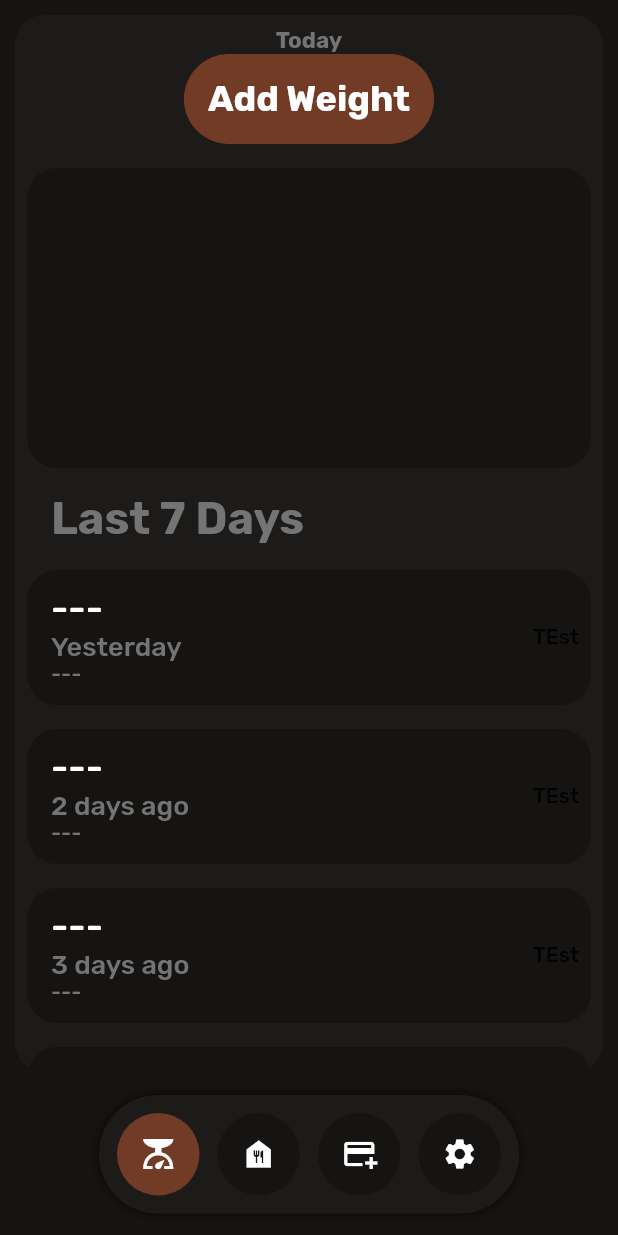
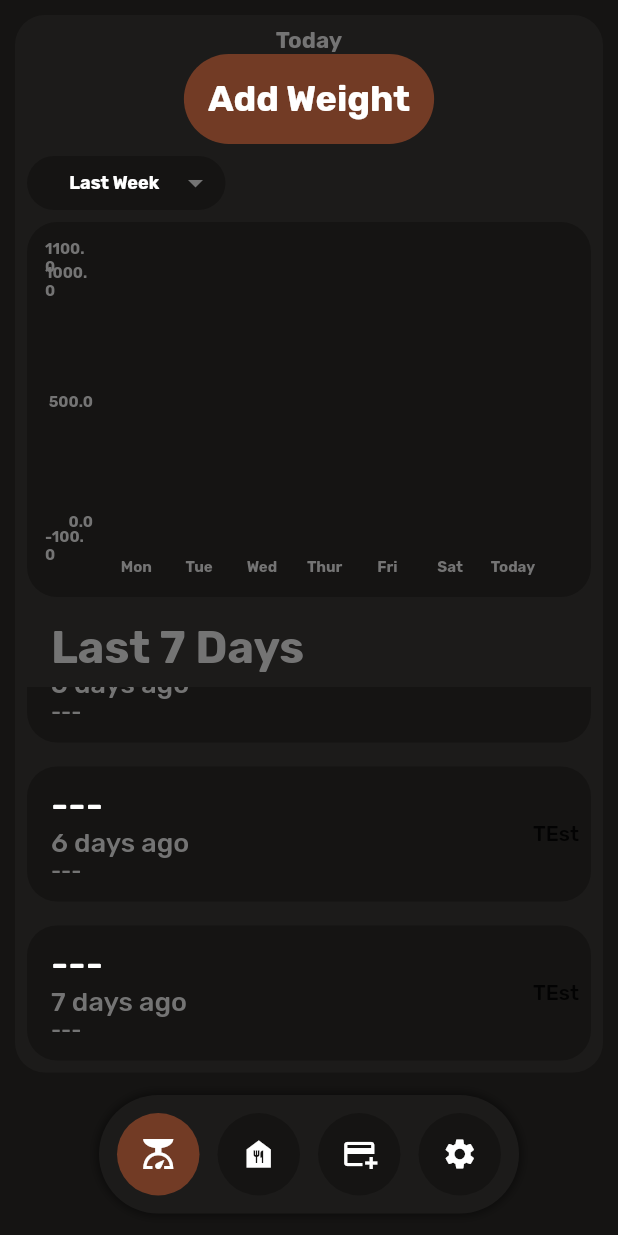
Before and after one commit to GregPeroutka/HealthJournalApp, a Flutter app: the screen it shows once a user with an empty profile is signed in, on a phone screen of 412 x 824 dp. Run offline on Flutter 3.47's test engine with Material 2 defaults, Android fonts, the phone set to English and light mode, and no system bars; drawn by our look-alikes of fl_chart; our stand-ins replace cloud_firestore, firebase_auth, firebase_core; accounts and stored records are empty; generated files the repository leaves out were written again.

Commit message:
First version of graph working. Updated WeightPageViewModel a little

```diff
--- /dev/null
+++ b/lib/types/weight_types.dart
@@ -0,0 +1,7 @@
+enum GraphTimeSpan {
+  week,
+  month,
+  sixMonths,
+  year,
+  allTime
+}
--- a/lib/view_models/weight_page_view_model.dart
+++ b/lib/view_models/weight_page_view_model.dart
@@ -1,18 +1,33 @@
 import 'package:cloud_firestore/cloud_firestore.dart';
+import 'package:flutter/material.dart';
 import 'package:my_health_journal/models/database_model.dart';
 import 'package:my_health_journal/types/database_types.dart';
 
 class WeightPageViewModel {
 
   static List<WeightData> _currentData = List<WeightData>.empty();
-  static bool _isDataLoaded = false;
+  static List<WeightData> get currentData => _currentData;
 
-  static Future<bool> loadData() async {
-    _isDataLoaded = false;
+  static WeightData? _todaysWeightData;
+  static WeightData? get todaysWeightData => _todaysWeightData;
+
+  static Future loadData() async {
+    DateTime curTime = DateTime.now();
+
     _currentData = await DatabaseModel.getWeightData();
-    _isDataLoaded = true;
 
-    return false;
+    try {
+      _todaysWeightData = _currentData.firstWhere((element) {
+        DateTime elementDateTime = element.timestamp.toDate();
+
+        return elementDateTime.year == curTime.year &&
+          elementDateTime.month == curTime.month &&
+          elementDateTime.day == curTime.day;
+      });
+    } on StateError catch (e){
+      _todaysWeightData = null;
+      debugPrint(e.toString());
+    }
   }
 
   static Future writeTodaysWeightData(double weight) async {
@@ -49,14 +64,10 @@ class WeightPageViewModel {
 
   static List<WeightData?> getLastNDaysWeightData(int n) {
 
-    if(!_isDataLoaded) {
-      return List<WeightData?>.filled(n, null);
-    }
-
     DateTime curTime = DateTime.now();
     List<WeightData?> curWeightData = List<WeightData?>.empty(growable: true);
 
-    for (int i = 1; i <= n; i++) {
+    for (int i = n; i >= 0; i--) {
       // get (today - i days)'s weight data
       Iterable<WeightData> it = _currentData.where((element) {
         DateTime elementDateTime = element.timestamp.toDate();
@@ -77,23 +88,4 @@ class WeightPageViewModel {
     return curWeightData;
   }
 
-  static WeightData? getTodaysWeightData() {
-    DateTime curTime = DateTime.now();
-
-    WeightData? todaysWeightData;
-    try {
-      todaysWeightData = _currentData.firstWhere((element) {
-        DateTime elementDateTime = element.timestamp.toDate();
-
-        return elementDateTime.year == curTime.year &&
-              elementDateTime.month == curTime.month &&
-              elementDateTime.day == curTime.day;
-      });
-    } on StateError {
-      return null;
-    }
-
-    return todaysWeightData;
-  }
-
 }
--- /dev/null
+++ b/lib/views/pages/weight_page/weight_graph.dart
@@ -0,0 +1,338 @@
+import 'package:cloud_firestore/cloud_firestore.dart';
+import 'package:fl_chart/fl_chart.dart';
+import 'package:flutter/material.dart';
+import 'package:intl/intl.dart';
+import 'package:my_health_journal/color_palette.dart';
+import 'package:my_health_journal/types/database_types.dart';
+import 'package:my_health_journal/types/weight_types.dart';
+import 'package:my_health_journal/view_models/weight_page_view_model.dart';
+
+class WeightGraph extends StatefulWidget {
+  const WeightGraph({
+    super.key,
+    required this.timeSpan
+  });
+
+  final GraphTimeSpan timeSpan;
+
+  @override
+  State<WeightGraph> createState() => _WeightGraphState();
+}
+
+class _WeightGraphState extends State<WeightGraph> {
+  final double _borderRadius = 20;
+
+  static const int weekLength = 7;
+  static const int monthLength = 31;
+  static const int sixMonthsLength = 6 * 31;
+  static const int yearLength = 365;
+
+  static const double defaultMinWeight = 0;
+  static const double defaultMaxWeight = 1000;
+
+  static const Duration animationDuration = Duration(milliseconds: 500);
+  static const Curve animationCurve = Curves.decelerate;
+  static const double barWidth = 5;
+
+  final DateFormat _monthFormatter = DateFormat('MMM d');
+  final DateFormat _sixMonthFormatter = DateFormat('MMM');
+  final DateFormat _yearFormatter = DateFormat("MMM, ''yy");
+  final DateFormat _allTimeFormatter = DateFormat("MMM dd, ''yy");
+
+  GraphTimeSpan _span = GraphTimeSpan.week;
+
+  int _days = 0;
+  List<WeightData?> _weightData = List.empty();
+
+  AxisTitles _bottomAxisTitles = const AxisTitles();
+  List<LineChartBarData> _barData = List.empty();
+  LineTouchData _lineTouchData = const LineTouchData();
+
+  double _minWeight = defaultMinWeight;
+  double _maxWeight = defaultMaxWeight;
+  double _verticalMargins = 0;
+
+  @override
+  Widget build(BuildContext context) {
+
+    _span = widget.timeSpan;
+
+    _days = _getDays();
+    _weightData = WeightPageViewModel.getLastNDaysWeightData(_days);
+    _bottomAxisTitles = _getBottomAxisTitles();
+    _barData = _getBarData();
+    _lineTouchData = _getLineTouchData();
+
+    _minWeight = getMinWeight(_weightData);
+    _maxWeight = getMaxWeight(_weightData);
+    _verticalMargins = (_maxWeight - _minWeight) / 10;
+
+    return Container(
+      margin: const EdgeInsets.all(8.0),
+      padding: const EdgeInsets.fromLTRB(12, 24, 12, 12),
+      decoration: BoxDecoration(
+        color: ColorPalette.currentColorPalette.primaryBackground,
+        borderRadius: BorderRadius.circular(_borderRadius),
+      ),
+      constraints: const BoxConstraints(maxHeight: 250),
+
+      child: LineChart(
+        LineChartData(
+          borderData: FlBorderData(
+            show: false,
+          ),
+
+          minX: -0.5,
+          maxX: _days.toDouble(),
+          minY: double.parse((_minWeight - _verticalMargins).toStringAsFixed(1)),
+          maxY: double.parse((_maxWeight + _verticalMargins).toStringAsFixed(1)),
+
+          lineBarsData: _barData,
+          lineTouchData: _lineTouchData,
+          gridData: const FlGridData(show: false),
+          titlesData: FlTitlesData(
+            leftTitles: _getLeftAxisTitles(),
+            bottomTitles: _bottomAxisTitles,
+            rightTitles: _getRightAxisTitles(),
+            topTitles: const AxisTitles(sideTitles: SideTitles(showTitles: false)),
+          ),
+        ),
+        duration: animationDuration,
+        curve: animationCurve
+      )
+    );
+  }
+
+  int _getDays() {
+    switch (_span) {
+      case GraphTimeSpan.week:
+        return weekLength - 1;
+      case GraphTimeSpan.month:
+        return monthLength - 1;
+      case GraphTimeSpan.sixMonths:
+        return sixMonthsLength - 1;
+      case GraphTimeSpan.year:
+        return yearLength - 1;
+      case GraphTimeSpan.allTime:
+        int days = 0;
+        for(WeightData? element in WeightPageViewModel.currentData) {
+          if(element == null) continue;
+
+          int tempDays = Timestamp.now().toDate().difference(element.timestamp.toDate()).inDays;
+          if(tempDays > days) {
+            days = tempDays;
+          }
+        }
+        return days + 1;
+    }
+  }
+
+  AxisTitles _getLeftAxisTitles() {
+    return AxisTitles(
+      sideTitles: SideTitles(
+        showTitles: true,
+        reservedSize: 40,
+        getTitlesWidget: (value, meta) {
+          return SideTitleWidget(
+            axisSide: AxisSide.left,
+            child: Text(
+              value.toString(),
+              style: TextStyle(
+                fontSize: 10,
+                fontWeight: FontWeight.bold,
+                color: ColorPalette.currentColorPalette.hintText,
+              )
+            )
+          );
+        },
+      )
+    );
+  }
+
+  AxisTitles _getRightAxisTitles() {
+    return const AxisTitles(
+      axisNameSize: 40,
+      axisNameWidget: Text('')
+    );
+  }
+
+  AxisTitles _getBottomAxisTitles() {
+    double interval = 1;
+    switch (_span) {
+
+      case GraphTimeSpan.week:
+        interval = 1;
+      case GraphTimeSpan.month:
+        interval = 5;
+      case GraphTimeSpan.sixMonths:
+        interval = _days / 5;
+      case GraphTimeSpan.year:
+        interval = _days / 5;
+      case GraphTimeSpan.allTime:
+        interval = _days / 3;
+    }
+
+    return AxisTitles(
+      sideTitles: SideTitles(
+        showTitles: true,
+        interval: interval,
+        getTitlesWidget: ((value, meta) {
+
+          DateTime now = DateTime.now();
+
+          if(value == -0.5) {
+            return const Text('');
+          }
+          if(value == _days) {
+            return bottomLabel('Today');
+          }
+
+          switch (_span) {
+            case GraphTimeSpan.week:
+              int temp = (value.toInt() + DateTime.now().weekday) % 7 + 1;
+              return bottomLabel(getWeekDayAbreviation(temp));
+
+            case GraphTimeSpan.month:
+              return bottomLabel(_monthFormatter.format(now.subtract(Duration(days: _days - value.toInt()))));
+
+            case GraphTimeSpan.sixMonths:
+              return bottomLabel(_sixMonthFormatter.format(now.subtract(Duration(days: _days - value.toInt()))));
+
+            case GraphTimeSpan.year:
+              return bottomLabel(_yearFormatter.format(now.subtract(Duration(days: _days - value.toInt()))));
+
+            case GraphTimeSpan.allTime:
+              return bottomLabel(_allTimeFormatter.format(now.subtract(Duration(days: _days - value.toInt()))));
+          }
+
+        })
+      ),
+    );
+  }
+
+  List<LineChartBarData> _getBarData() {
+    return [
+      LineChartBarData(
+        barWidth: barWidth,
+        dotData: const FlDotData(show: false),
+        color: ColorPalette.currentColorPalette.primary,
+        isCurved: true,
+        spots: _getFlSpots())
+    ];
+  }
+
+  List<FlSpot> _getFlSpots() {
+    List<FlSpot> spots = List.empty(growable: true);
+
+    for (int i = 0; i < _days; i += 1) {
+      if (_weightData[i] != null) {
+        spots.add(FlSpot(i.toDouble(), _weightData[i]!.weight));
+      }
+    }
+    if (WeightPageViewModel.todaysWeightData != null) {
+      spots.add(FlSpot(_days.toDouble(), WeightPageViewModel.todaysWeightData!.weight));
+    }
+
+    return spots;
+  }
+
+  SideTitleWidget bottomLabel(String label) {
+    return SideTitleWidget(
+      axisSide: AxisSide.bottom,
+      child: Text(
+        label,
+        style: TextStyle(
+          fontSize: 10,
+          fontWeight: FontWeight.bold,
+          color: ColorPalette.currentColorPalette.hintText,
+        )
+      ),
+    );
+  }
+
+  String getWeekDayAbreviation(int weekDay) {
+    switch(weekDay) {
+      case 1:
+        return 'Mon';
+      case 2:
+        return 'Tue';
+      case 3:
+        return 'Wed';
+      case 4:
+        return 'Thur';
+      case 5:
+        return 'Fri';
+      case 6:
+        return 'Sat';
+      case 7:
+        return 'Sun';
+      default:
+        return '';
+    }
+  }
+
+  double getMinWeight(List<WeightData?> data) {
+    double minWeight = defaultMinWeight;
+    for (WeightData? element in data) {
+      if (element != null) {
+        if (minWeight == defaultMinWeight) {
+          minWeight = element.weight;
+        } else if (element.weight < minWeight) {
+          minWeight = element.weight;
+        }
+      }
+    }
+    return minWeight;
+  }
+
+  double getMaxWeight(List<WeightData?> data) {
+    double maxWeight = defaultMaxWeight;
+    for (WeightData? element in data) {
+      if (element != null) {
+        if (maxWeight == defaultMaxWeight) {
+          maxWeight = element.weight;
+        } else if (element.weight > maxWeight) {
+          maxWeight = element.weight;
+        }
+      }
+    }
+    return maxWeight;
+  }
+
+  LineTouchData _getLineTouchData() {
+    return LineTouchData(
+      touchTooltipData: LineTouchTooltipData(
+        tooltipBgColor: ColorPalette.currentColorPalette.secondaryBackground,
+        tooltipBorder: BorderSide(
+          color: ColorPalette.currentColorPalette.primaryBackground,
+        ),
+        getTooltipItems: _getTooltipItems
+      )
+    );
+  }
+
+  List<LineTooltipItem> _getTooltipItems(List<LineBarSpot> barSpots) {
+    List<LineTooltipItem> items = List.empty(growable: true);
+
+    for(LineBarSpot spot in barSpots) {
+      WeightData? curData = _weightData[spot.x.toInt()];
+      if(curData != null) {
+        items.add(
+          LineTooltipItem(
+            '${curData.weight.toString()} lbs\n',
+            TextStyle(
+              color: ColorPalette.currentColorPalette.text
+            ),
+            children: [
+              TextSpan(
+                text: _monthFormatter.format(curData.timestamp.toDate())
+              )
+            ]
+          )
+        );
+      }
+    }
+
+    return items;
+  }
+}
--- a/lib/views/pages/weight_page/weight_page.dart
+++ b/lib/views/pages/weight_page/weight_page.dart
@@ -3,8 +3,10 @@ import 'package:flutter/material.dart';
 import 'package:intl/intl.dart';
 import 'package:my_health_journal/color_palette.dart';
 import 'package:my_health_journal/types/database_types.dart';
+import 'package:my_health_journal/types/weight_types.dart';
 import 'package:my_health_journal/view_models/weight_page_view_model.dart';
 import 'package:my_health_journal/views/pages/weight_page/weight_dialog.dart';
+import 'package:my_health_journal/views/pages/weight_page/weight_graph.dart';
 
 class WeightPage extends StatefulWidget {
   const WeightPage({super.key});
@@ -26,10 +28,12 @@ class _WeightPageState extends State<WeightPage> {
 
   TextEditingController weightTextController = TextEditingController();
 
+  GraphTimeSpan _curGraphTimeSpan = GraphTimeSpan.week;
+
   @override
   Widget build(BuildContext context) {
     historyWeightData = WeightPageViewModel.getLastNDaysWeightData(historyCount);
-    todaysWeightData = WeightPageViewModel.getTodaysWeightData();
+    todaysWeightData = WeightPageViewModel.todaysWeightData;
 
     return SafeArea(
       bottom: false,
@@ -59,7 +63,8 @@ class _WeightPageState extends State<WeightPage> {
 
               _verticalPadding(8),
 
-              _graphWidget(),
+              _graphDropDownMenu(),
+              WeightGraph(timeSpan: _curGraphTimeSpan),
 
               _verticalPadding(8),
 
@@ -221,14 +226,70 @@ class _WeightPageState extends State<WeightPage> {
     );
   }
 
-  Widget _graphWidget() {
-    return Container(
-      height: 200,
-      margin: const EdgeInsets.all(8.0),
-      decoration: BoxDecoration(
-        color: ColorPalette.currentColorPalette.primaryBackground,
-        borderRadius: BorderRadius.circular(_borderRadius),
-      )
+  Widget _graphDropDownMenu() {
+    return Padding(
+      padding: const EdgeInsets.only(left: 8),
+      child: Align(
+        alignment: Alignment.centerLeft,
+        child: Container(
+          height: 36,
+          decoration: BoxDecoration(
+            color: ColorPalette.currentColorPalette.primaryBackground,
+            borderRadius: BorderRadius.circular(1000)
+          ),
+          child: Padding(
+            padding: const EdgeInsets.only(left: 16, right: 8),
+            child: DropdownButton<GraphTimeSpan>(
+
+              value: _curGraphTimeSpan,
+              items: const [
+
+                DropdownMenuItem(
+                  value: GraphTimeSpan.week,
+                  child: Text('Last Week')
+                ),
+                DropdownMenuItem(
+                  value: GraphTimeSpan.month,
+                  child: Text('Last Month')
+                ),
+                DropdownMenuItem(
+                  value: GraphTimeSpan.sixMonths,
+                  child: Text('Last 6 Months')
+                ),
+                DropdownMenuItem(
+                  value: GraphTimeSpan.year,
+                  child: Text('Last year')
+                ),
+                DropdownMenuItem(
+                  value: GraphTimeSpan.allTime,
+                  child: Text('All Time')
+                ),
+
+              ],
+
+              style: TextStyle(
+                color: ColorPalette.currentColorPalette.text,
+                fontSize: 12,
+                fontWeight: FontWeight.bold,
+                fontFamily: "Rubik",
+              ),
+              dropdownColor: ColorPalette.currentColorPalette.secondaryBackground,
+              borderRadius: BorderRadius.all(Radius.circular(_borderRadius)),
+              underline: const SizedBox(),
+              isExpanded: false,
+              alignment: Alignment.center,
+              iconEnabledColor: ColorPalette.currentColorPalette.hintText,
+
+              onChanged: (value) {
+                setState(() {
+                  _curGraphTimeSpan = value ?? GraphTimeSpan.week;
+                });
+              }
+
+            ),
+          ),
+        ),
+      ),
     );
   }
 
@@ -252,6 +313,7 @@ class _WeightPageState extends State<WeightPage> {
   Widget _historyListWidget() {
     return Expanded(
       child: ListView.builder(
+        reverse: true,
         itemCount: historyCount,
 
         itemBuilder: (BuildContext context, int index) {
@@ -350,9 +412,9 @@ class _WeightPageState extends State<WeightPage> {
                       ),
 
                       Text(
-                        index == 0
+                        index == historyCount - 1
                           ? 'Yesterday'
-                          : '${index + 1} days ago',
+                          : '${historyCount - index} days ago',
                         style: TextStyle(
                           color: ColorPalette.currentColorPalette.hintText,
                           fontSize: 18,
@@ -362,7 +424,7 @@ class _WeightPageState extends State<WeightPage> {
                       Text(
                         data == null
                           ? '---'
-                          : DateFormat('MMMM d').format(data.timestamp.toDate()),
+                          : DateFormat('EEEE, MMMM d').format(data.timestamp.toDate()),
                         style: TextStyle(
                           color: ColorPalette.currentColorPalette.hintText,
                           fontSize: 14,
```
